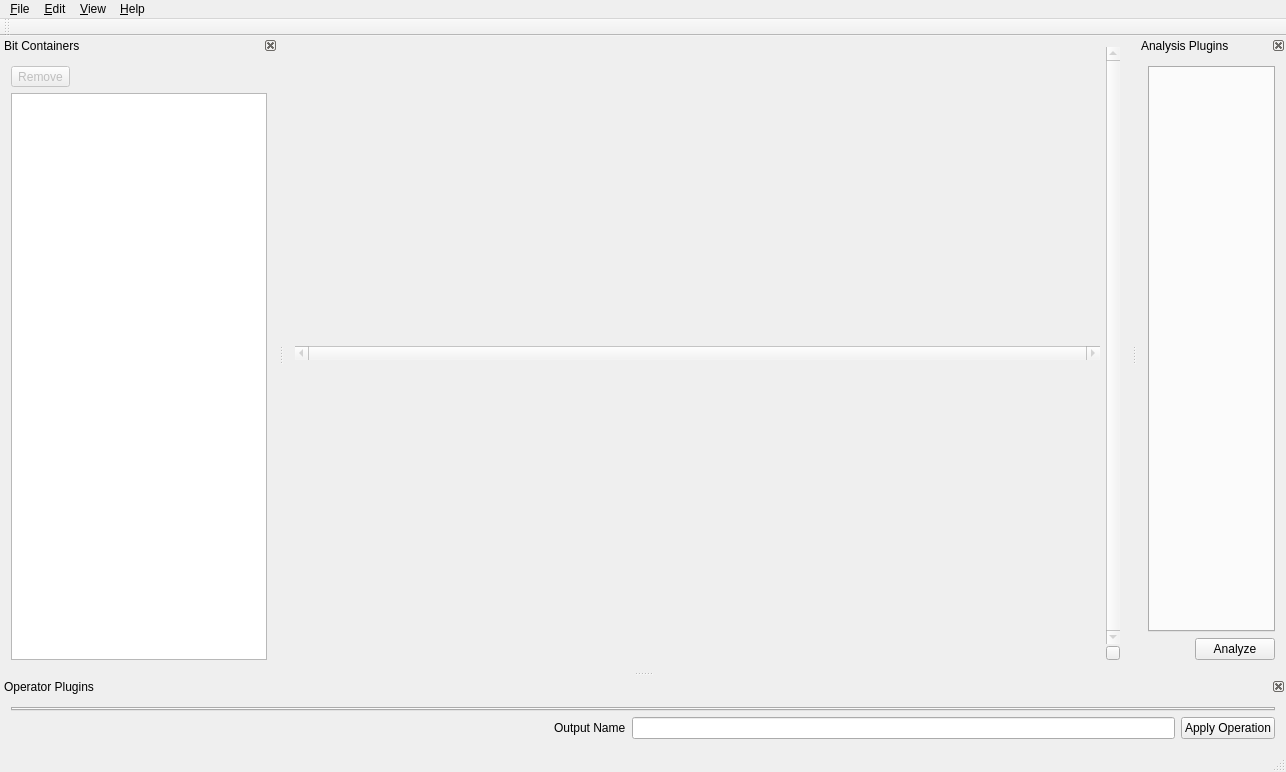
Above: src/hobbits-gui/mainwindow.ui from goldest-star/binary-analysis-tool before the change. Below: the same form after it.
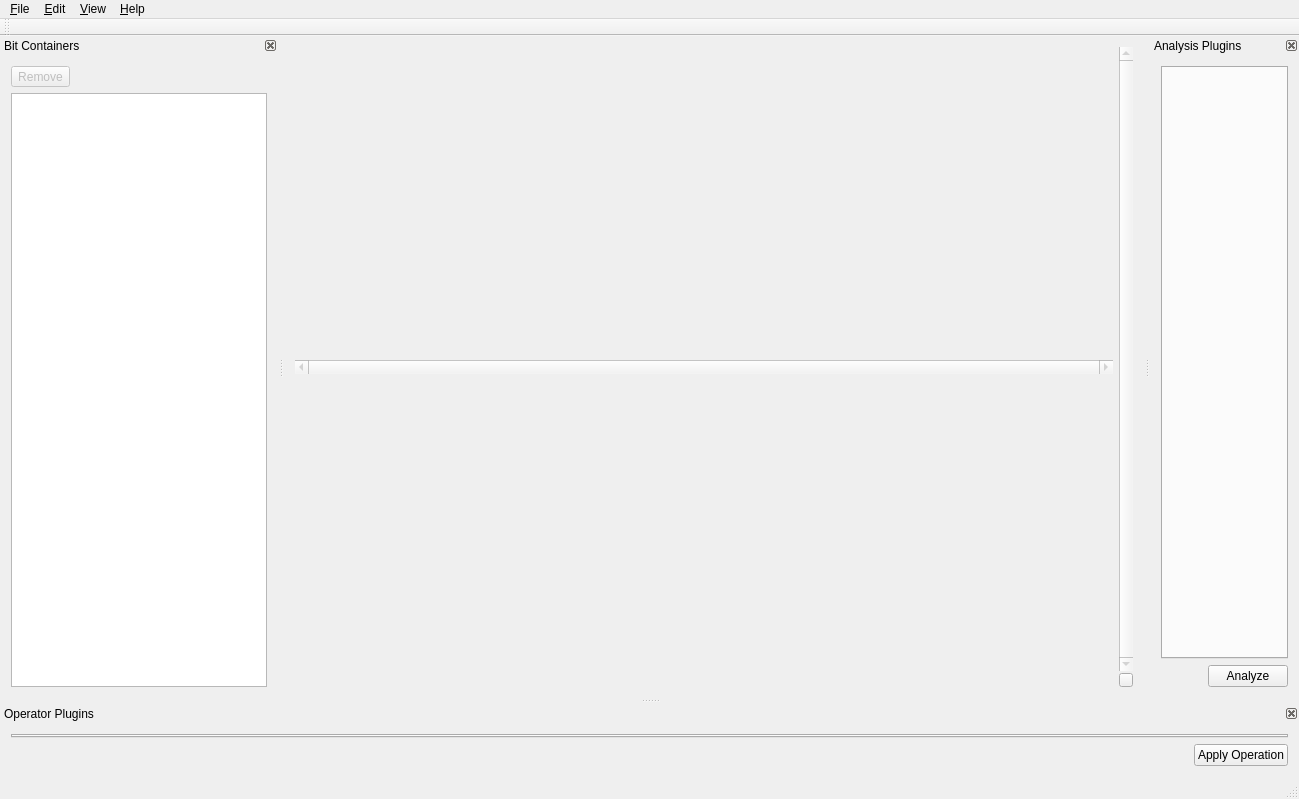
That is the form after the change. Icons and pictures are not drawn.

Commit message:
feat: improve default operator output container names
also some general clean up in a few of the operator plugins that weren't using the newer features of OperatorResult and ActionProgress

```diff
--- a/src/hobbits-gui/mainwindow.ui
+++ b/src/hobbits-gui/mainwindow.ui
@@ -6,8 +6,8 @@
    <rect>
     <x>0</x>
     <y>0</y>
-    <width>1286</width>
-    <height>772</height>
+    <width>1299</width>
+    <height>799</height>
    </rect>
   </property>
   <property name="windowTitle">
@@ -204,19 +204,6 @@
              </property>
             </spacer>
            </item>
-           <item>
-            <widget class="QLabel" name="label">
-             <property name="text">
-              <string>Output Name</string>
-             </property>
-             <property name="buddy">
-              <cstring>le_outputName</cstring>
-             </property>
-            </widget>
-           </item>
-           <item>
-            <widget class="QLineEdit" name="le_outputName"/>
-           </item>
            <item>
             <widget class="QPushButton" name="pb_operate">
              <property name="text">
@@ -287,7 +274,7 @@
     <rect>
      <x>0</x>
      <y>0</y>
-     <width>1286</width>
+     <width>1299</width>
      <height>27</height>
     </rect>
    </property>
```
Left out of the diff: 20 changed lines with no effect on the pictures. The commit also changes 14 other files.
